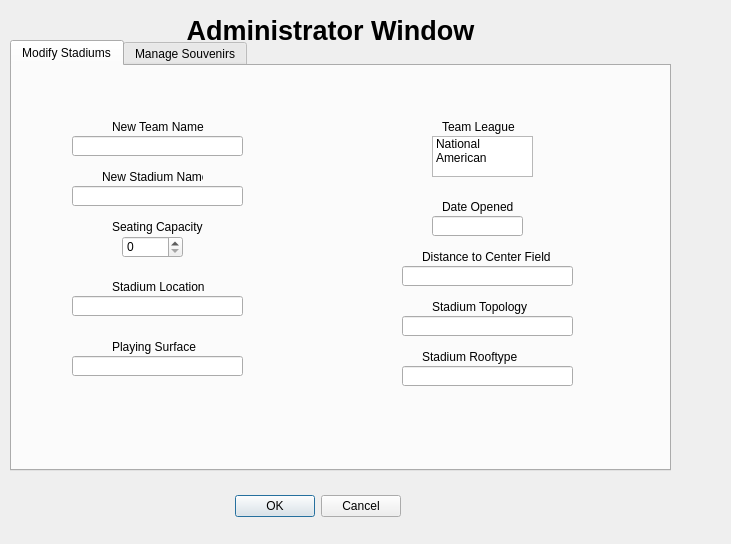
ethanl21/BaseballTour, file BaseballTour/admin.ui: the form before one commit.
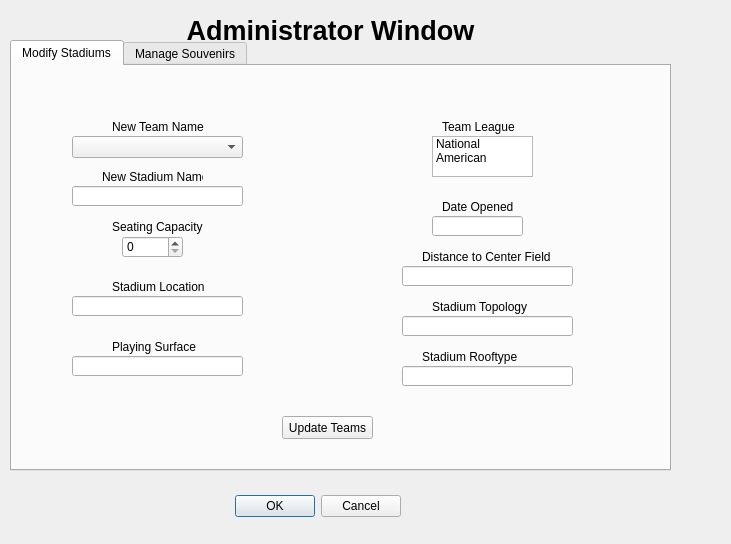
The form after the commit. The open tabs and pages were chosen to show the change.

```diff
--- a/BaseballTour/admin.ui
+++ b/BaseballTour/admin.ui
@@ -87,16 +87,6 @@
       <string>New Team Name</string>
      </property>
     </widget>
-    <widget class="QLineEdit" name="newTeam_field">
-     <property name="geometry">
-      <rect>
-       <x>60</x>
-       <y>70</y>
-       <width>171</width>
-       <height>20</height>
-      </rect>
-     </property>
-    </widget>
     <widget class="QLabel" name="stadiumName_label">
      <property name="geometry">
       <rect>
@@ -317,6 +307,29 @@
       </rect>
      </property>
     </widget>
+    <widget class="QPushButton" name="pushButton">
+     <property name="geometry">
+      <rect>
+       <x>270</x>
+       <y>350</y>
+       <width>91</width>
+       <height>23</height>
+      </rect>
+     </property>
+     <property name="text">
+      <string>Update Teams</string>
+     </property>
+    </widget>
+    <widget class="QComboBox" name="comboBox">
+     <property name="geometry">
+      <rect>
+       <x>60</x>
+       <y>70</y>
+       <width>171</width>
+       <height>22</height>
+      </rect>
+     </property>
+    </widget>
    </widget>
    <widget class="QWidget" name="ManageSouvenirs">
     <attribute name="title">
```
Left out of the diff: 4 changed lines with no effect on the pictures.
